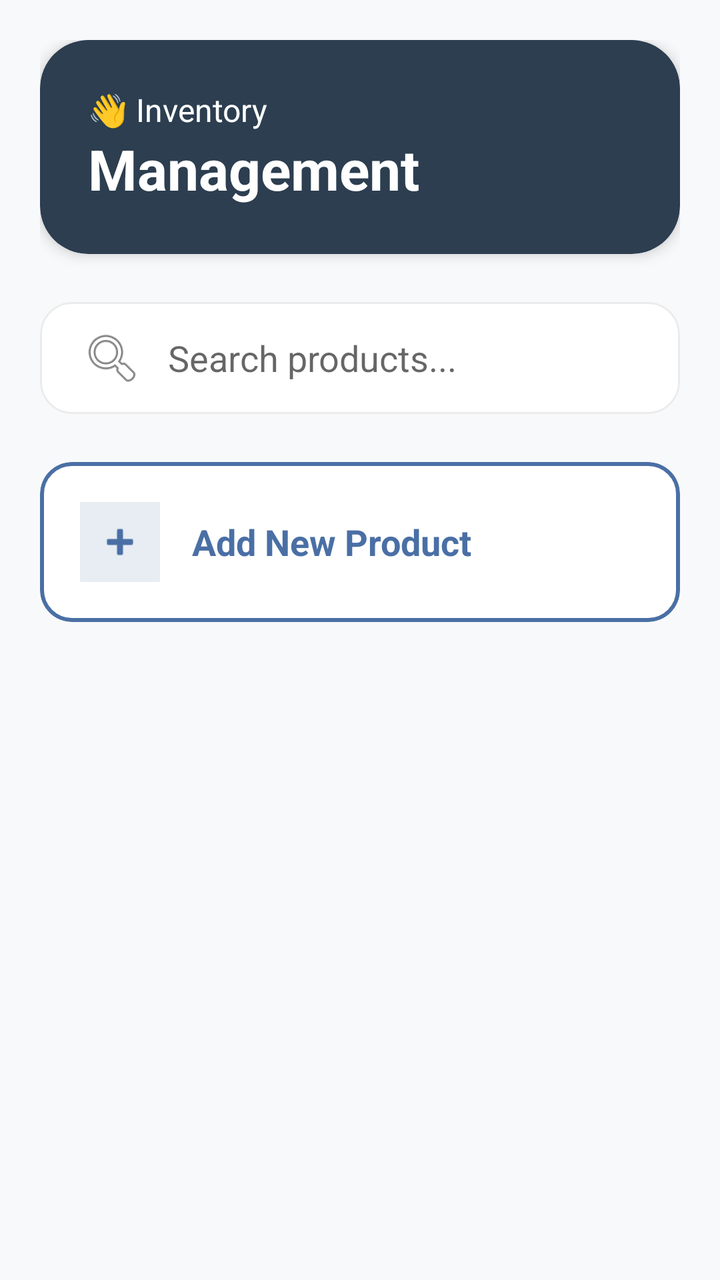
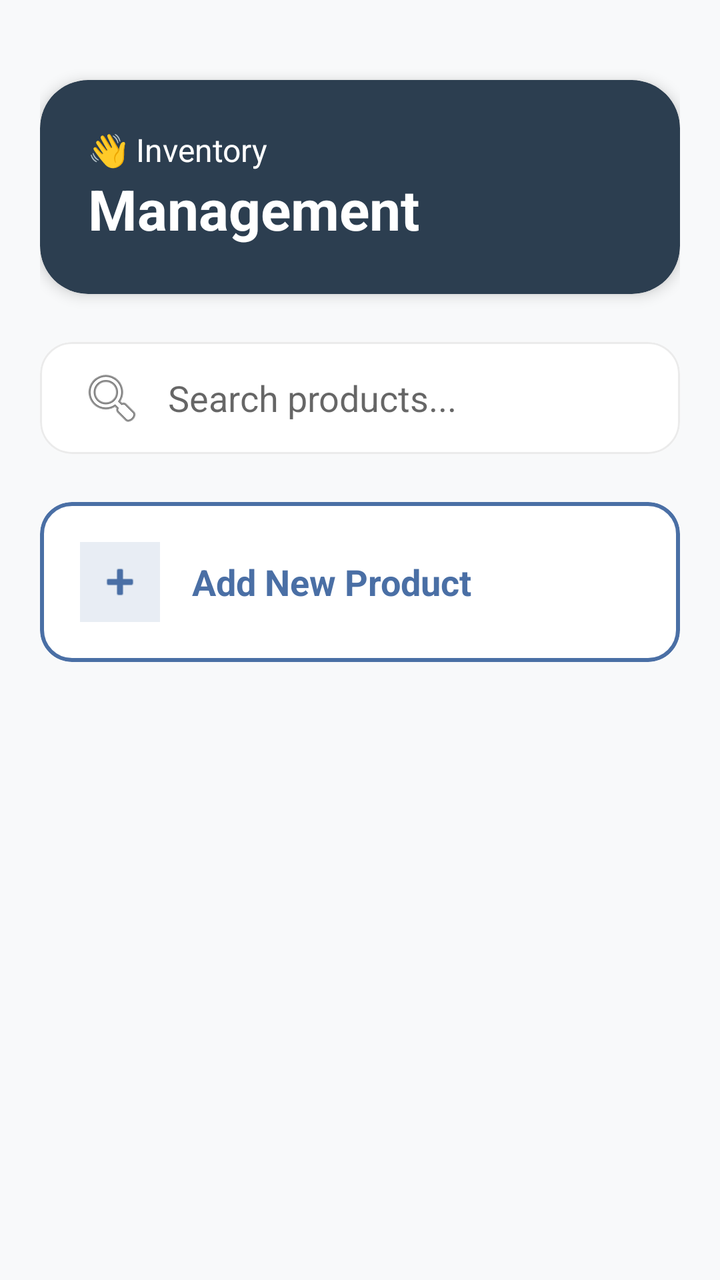

Two renders of the same Android screen: before a commit and after it. Below are the layout's source before the change and the commit's diff.
<!-- AndroidManifest.xml: application theme Theme.StockWise -->
<!-- res/layout/activity_inventory.xml -->
<LinearLayout xmlns:android="http://schemas.android.com/apk/res/android"
    xmlns:app="http://schemas.android.com/apk/res-auto"
    android:id="@+id/main"
    android:layout_width="match_parent"
    android:layout_height="match_parent"
    android:background="@color/background_light"
    android:orientation="vertical"
    android:padding="20dp">

    <com.google.android.material.card.MaterialCardView
        android:layout_width="match_parent"
        android:layout_height="wrap_content"
        android:layout_marginBottom="24dp"
        app:cardBackgroundColor="#2C3E50"
        app:cardCornerRadius="24dp"
        app:cardElevation="4dp">

        <LinearLayout
            android:layout_width="match_parent"
            android:layout_height="wrap_content"
            android:orientation="vertical"
            android:padding="24dp">

            <TextView
                android:layout_width="wrap_content"
                android:layout_height="wrap_content"
                android:text="👋 Inventory"
                android:textColor="#FFFFFF"
                android:textSize="16sp" />

            <TextView
                android:layout_width="wrap_content"
                android:layout_height="wrap_content"
                android:text="Management"
                android:textColor="#FFFFFF"
                android:textSize="28sp"
                android:textStyle="bold" />
        </LinearLayout>
    </com.google.android.material.card.MaterialCardView>

    <com.google.android.material.card.MaterialCardView
        android:layout_width="match_parent"
        android:layout_height="56dp"
        android:layout_marginBottom="24dp"
        app:cardBackgroundColor="#FFFFFF"
        app:cardCornerRadius="16dp"
        app:cardElevation="0dp"
        app:strokeColor="@color/card_border"
        app:strokeWidth="1dp">

        <EditText
            android:layout_width="match_parent"
            android:layout_height="match_parent"
            android:background="@null"
            android:drawableStart="@android:drawable/ic_menu_search"
            android:drawablePadding="12dp"
            android:hint="Search products..."
            android:paddingHorizontal="20dp"
            android:inputType="text" />
    </com.google.android.material.card.MaterialCardView>

    <com.google.android.material.card.MaterialCardView
        android:id="@+id/btnAddProduct"
        android:layout_width="match_parent"
        android:layout_height="wrap_content"
        android:clickable="true"
        android:focusable="true"
        android:foreground="?attr/selectableItemBackground"
        app:cardBackgroundColor="#FFFFFF"
        app:cardCornerRadius="16dp"
        app:cardElevation="0dp"
        app:strokeColor="@color/rich_blue"
        app:strokeWidth="2dp">

        <LinearLayout
            android:layout_width="match_parent"
            android:layout_height="wrap_content"
            android:gravity="center_vertical"
            android:orientation="horizontal"
            android:padding="20dp">

            <ImageView
                android:layout_width="40dp"
                android:layout_height="40dp"
                android:background="#E8EDF4"
                android:padding="8dp"
                android:src="@android:drawable/ic_input_add"
                app:tint="@color/rich_blue" />

            <TextView
                android:layout_width="0dp"
                android:layout_height="wrap_content"
                android:layout_marginStart="16dp"
                android:layout_weight="1"
                android:text="Add New Product"
                android:textColor="@color/rich_blue"
                android:textSize="18sp"
                android:textStyle="bold" />
        </LinearLayout>
    </com.google.android.material.card.MaterialCardView>

</LinearLayout>
<!-- resources referenced by this layout -->
<resources>
  <color name="background_light">#F8F9FA</color>
  <color name="card_border">#EBEBEB</color>
  <color name="rich_blue">#4A6FA5</color>
  <style name="Theme.StockWise" parent="Theme.MaterialComponents.DayNight.NoActionBar">
          
          <item name="colorPrimary">@color/purple_500</item>
          <item name="colorPrimaryVariant">@color/purple_700</item>
          <item name="colorOnPrimary">@color/white</item>
          
          <item name="colorSecondary">@color/teal_200</item>
          <item name="colorSecondaryVariant">@color/teal_700</item>
          <item name="colorOnSecondary">@color/black</item>
          
          <item name="android:statusBarColor">?attr/colorPrimaryVariant</item>
          
          <item name="android:windowBackground">@drawable/stock</item>
          <item name="android:windowFullscreen">true</item>
  
      </style>
  <color name="purple_500">#FF6200EE</color>
  <color name="purple_700">#FF3700B3</color>
  <color name="white">#FFFFFFFF</color>
  <color name="teal_200">#FF03DAC5</color>
  <color name="teal_700">#FF018786</color>
  <color name="black">#FF000000</color>
  <!-- drawable stock: png bitmap (drawable, 66246 bytes) -->
</resources>

<!-- the commit's change to res/layout/activity_inventory.xml (unified diff, before → after) -->
@@ -13,6 +13,7 @@
         android:layout_marginBottom="24dp"
         app:cardBackgroundColor="#2C3E50"
         app:cardCornerRadius="24dp"
+        android:layout_marginTop="20dp"
         app:cardElevation="4dp">
 
         <LinearLayout
@@ -99,4 +100,12 @@
         </LinearLayout>
     </com.google.android.material.card.MaterialCardView>
 
+    <androidx.recyclerview.widget.RecyclerView
+        android:id="@+id/rvInventoryList"
+        android:layout_width="match_parent"
+        android:layout_height="0dp"
+        android:layout_weight="1"
+        android:layout_marginTop="20dp"
+        android:clipToPadding="false"
+        android:paddingBottom="20dp" />
 </LinearLayout>
